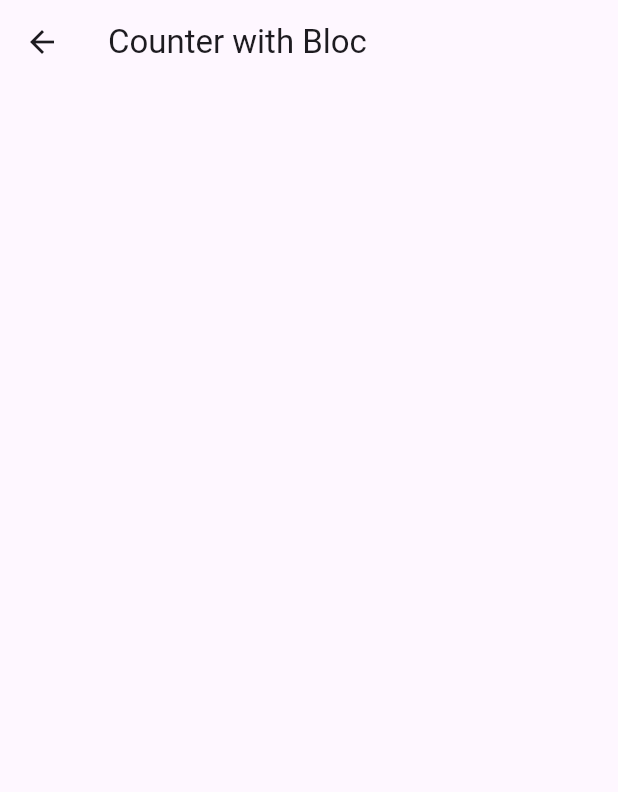
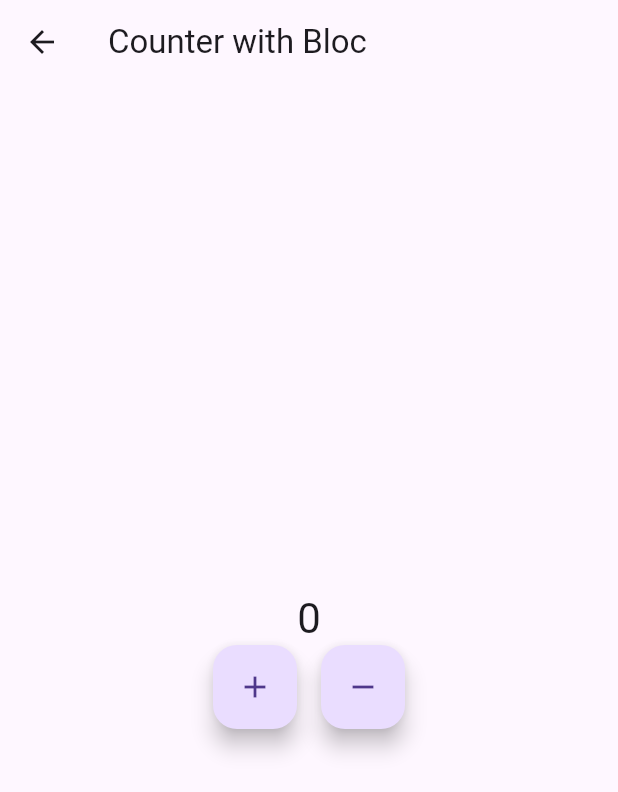
Before and after one commit to anferoar96/state-management-flutter, a Flutter app: the CounterScree screen opened directly, on a phone screen of 412 x 824 dp. Shown: the top 792 px of the screen. Run offline on Flutter 3.47's test engine with Material 3 defaults, Android fonts, the phone set to English and light mode, and no system bars; our stand-ins replace equatable, flutter_bloc.

Commit message:
Counter with bloc

```diff
--- a/arq_bloc_app/lib/ui/counter/view/counter_screen.dart
+++ b/arq_bloc_app/lib/ui/counter/view/counter_screen.dart
@@ -1,4 +1,6 @@
+import 'package:arq_bloc_app/ui/counter/bloc/counter_bloc.dart';
 import 'package:flutter/material.dart';
+import 'package:flutter_bloc/flutter_bloc.dart';
 
 class CounterScree extends StatelessWidget {
   const CounterScree({super.key});
@@ -12,6 +14,35 @@ class CounterScree extends StatelessWidget {
       body: Center(
         child: Column(
           mainAxisAlignment: MainAxisAlignment.center,
+          children: <Widget>[
+            BlocBuilder<CounterBloc, int>(builder: (context, count) {
+              return Text(
+                '$count',
+                style: Theme.of(context).textTheme.headlineMedium,
+              );
+            }),
+            Row(
+              mainAxisAlignment: MainAxisAlignment.center,
+              children: [
+                FloatingActionButton(
+                  onPressed: () =>
+                      {context.read<CounterBloc>().add(CounterEvent.increment)},
+                  tooltip: 'Increment',
+                  heroTag: null,
+                  child: const Icon(Icons.add),
+                ),
+                const SizedBox(width: 16),
+                FloatingActionButton(
+                  onPressed: () => {
+                    context.read<CounterBloc>().add(CounterEvent.decrement),
+                  },
+                  tooltip: 'Decrement',
+                  heroTag: null,
+                  child: const Icon(Icons.remove),
+                )
+              ],
+            )
+          ],
         ),
       ),
     );
```
